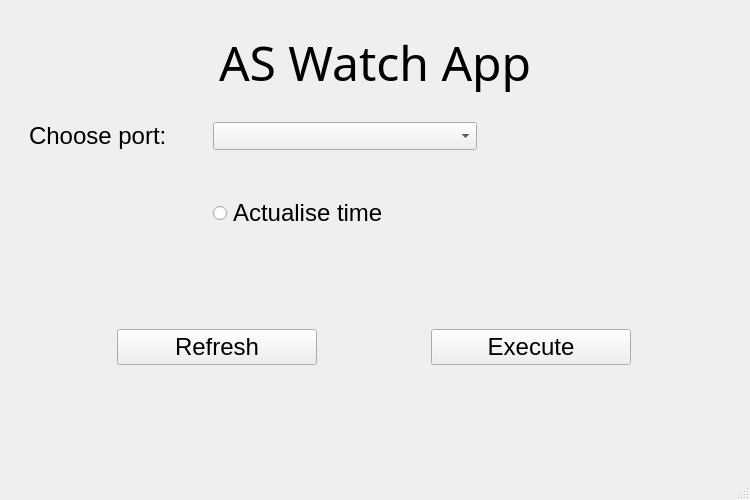
Above: GUI/AS_Watch_APP.ui from Akinzou/AS_Watch_APP before the change. Below: the same form after it.
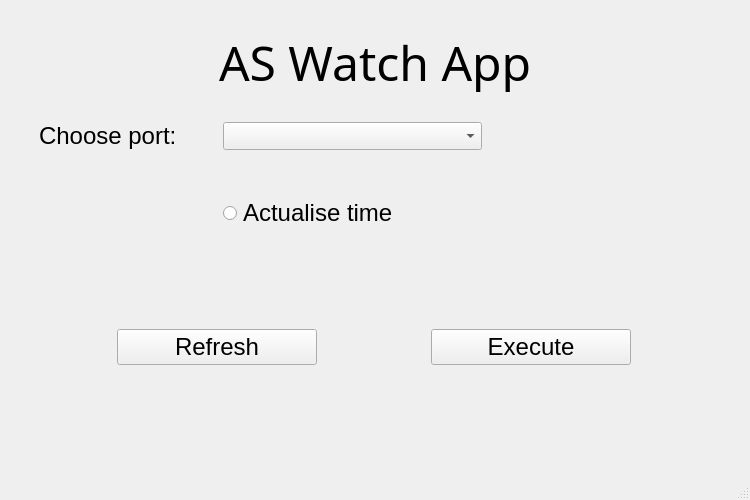
That is the form after the change. Icons and pictures are not drawn.

```diff
--- a/GUI/AS_Watch_APP.ui
+++ b/GUI/AS_Watch_APP.ui
@@ -209,7 +209,7 @@
         </property>
         <property name="sizeHint" stdset="0">
          <size>
-          <width>20</width>
+          <width>30</width>
           <height>20</height>
          </size>
         </property>
```
